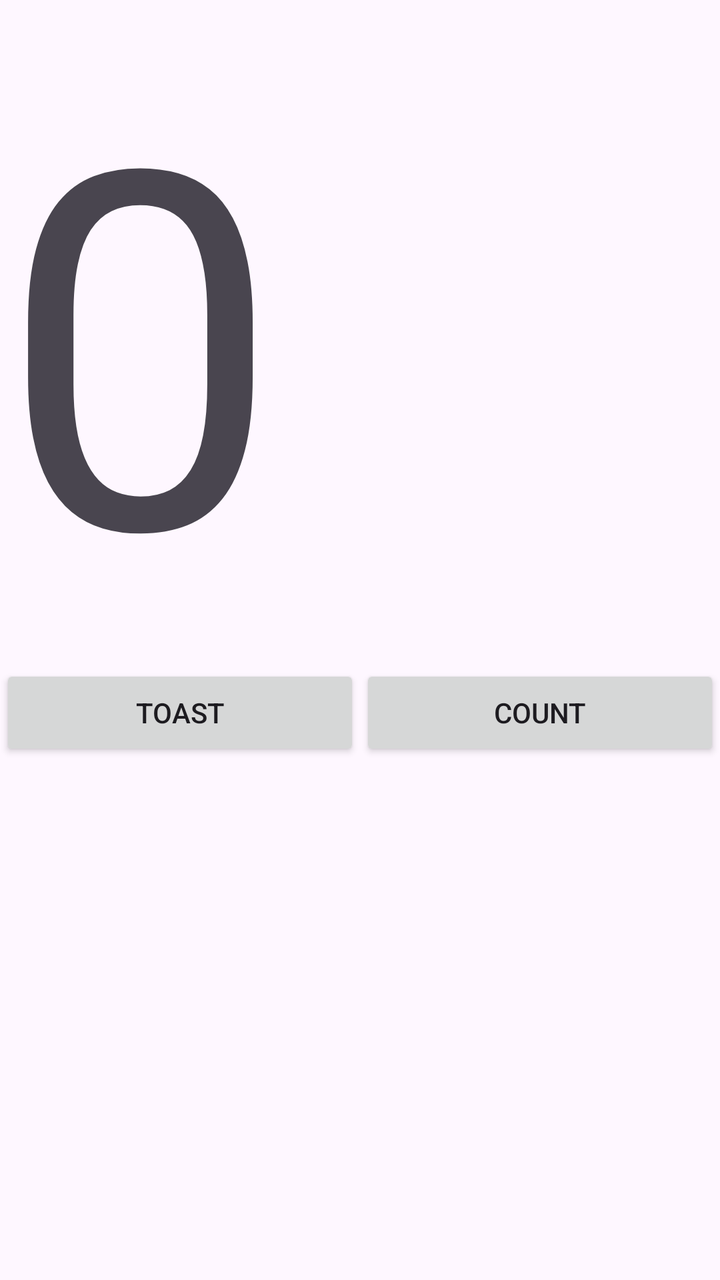
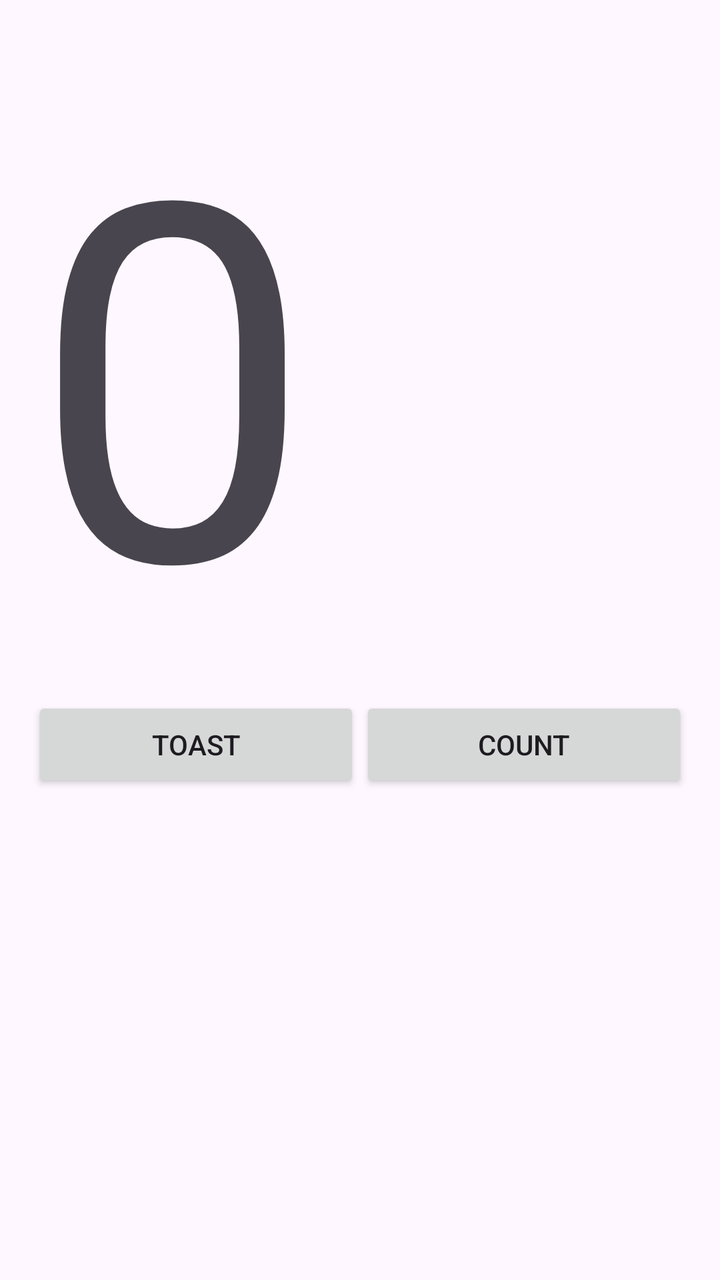

The first picture is an Android layout as it rendered before a commit; the second is the same layout after the commit. The layout source and the unified diff follow.
<!-- AndroidManifest.xml: application theme Theme.Pertemuan2_CountApp -->
<!-- res/layout/activity_main.xml -->
<?xml version="1.0" encoding="utf-8"?>
<LinearLayout xmlns:android="http://schemas.android.com/apk/res/android"
    xmlns:tools="http://schemas.android.com/tools"
    android:id="@+id/main"
    android:layout_width="match_parent"
    android:layout_height="match_parent"
    android:orientation="vertical"
    android:fitsSystemWindows="true"
    tools:context=".MainActivity">

    <TextView
        android:id="@+id/tv_number"
        android:layout_width="match_parent"
        android:layout_height="wrap_content"
        android:text="@string/number"
        android:textAlignment="center"
        android:textSize="250sp"
        />

    <LinearLayout
        android:layout_width="match_parent"
        android:layout_height="wrap_content"
        android:orientation="horizontal">

        <Button
            android:layout_width="match_parent"
            android:layout_height="wrap_content"
            android:id="@+id/btn_toast"
            android:text="@string/btn_toast"
            android:layout_weight="1"
            />

        <Button
            android:layout_width="match_parent"
            android:layout_height="wrap_content"
            android:id="@+id/btn_count"
            android:text="@string/btn_count"
            android:layout_weight="1"
            />
    </LinearLayout>




</LinearLayout>
<!-- resources referenced by this layout -->
<resources>
  <string name="btn_count">Count</string>
  <string name="btn_toast">Toast</string>
  <string name="number">0</string>
  <style name="Theme.Pertemuan2_CountApp" parent="Base.Theme.Pertemuan2_CountApp" />
  <style name="Base.Theme.Pertemuan2_CountApp" parent="Theme.Material3.DayNight.NoActionBar">
          
          
      </style>
</resources>

<!-- the commit's change to res/layout/activity_main.xml (unified diff, before → after) -->
@@ -5,7 +5,7 @@
     android:layout_width="match_parent"
     android:layout_height="match_parent"
     android:orientation="vertical"
-    android:fitsSystemWindows="true"
+    android:padding="16dp"
     tools:context=".MainActivity">
 
     <TextView
